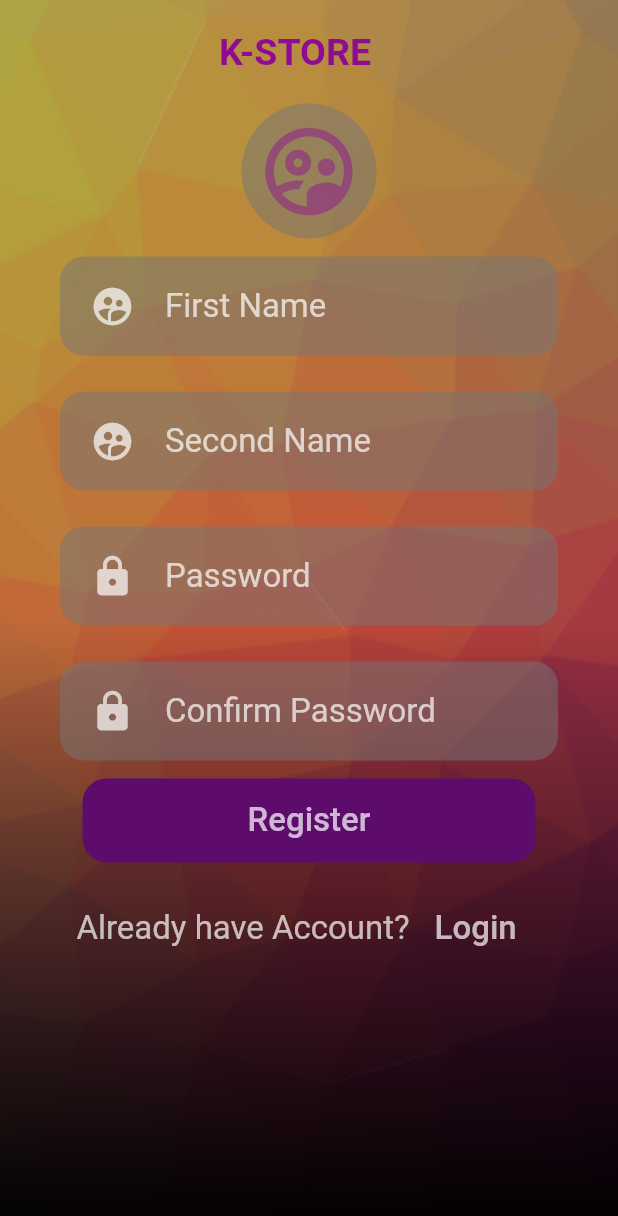
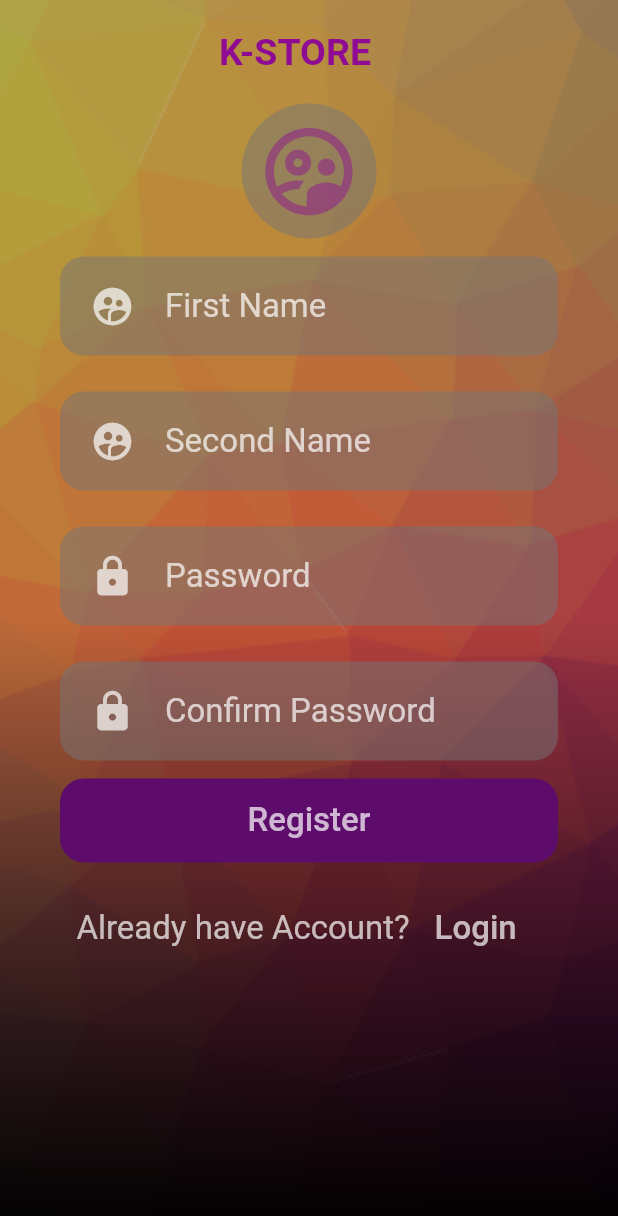
Before and after one commit to kobbycode/Flutter, a Flutter app: the SignUp screen opened by its route, on a phone screen of 412 x 824 dp. Shown: the top 1216 px of the screen. Run offline on Flutter 3.47's test engine with Material 2 defaults, Android fonts, the phone set to English and light mode, and no system bars.

Commit message:
I made the width of the button as the same as the width of text inputs

```diff
--- a/k_store/lib/screens/logout.dart
+++ b/k_store/lib/screens/logout.dart
@@ -97,7 +97,7 @@ class SignUp extends StatelessWidget {
                     crossAxisAlignment: CrossAxisAlignment.end,
                     children: [
                       Padding(
-                        padding: const EdgeInsets.symmetric(horizontal: 55),
+                        padding: const EdgeInsets.symmetric(horizontal: 40),
                         child: Container(
                           child: RoundedButton(buttonText: 'Register'),
                         ),
```
